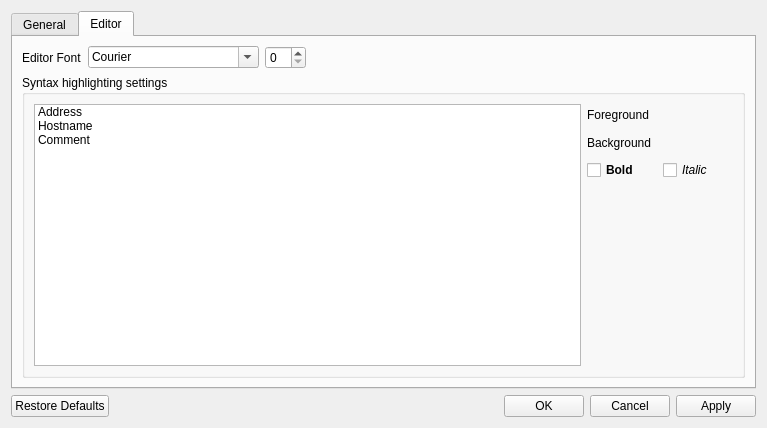
Before: the Qt Designer form src/settingsdialog.ui in alexcrack/qetchosts, drawn with Qt 5.
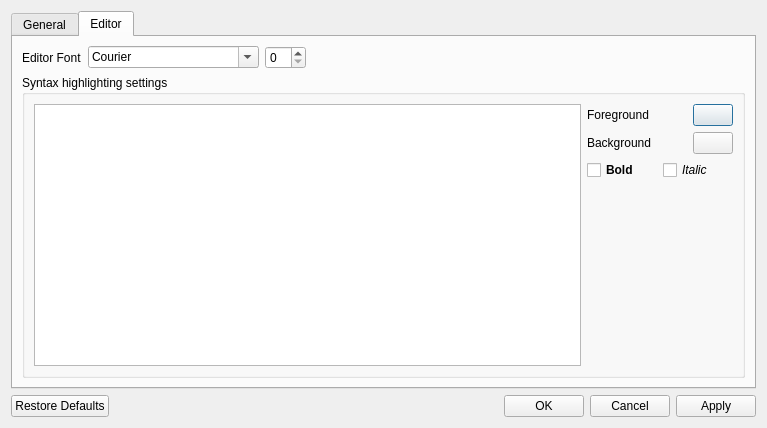
After: the same form once the commit is applied. Custom widgets are drawn as their Qt base class.

What changed in the file:
```diff
--- a/src/settingsdialog.ui
+++ b/src/settingsdialog.ui
@@ -109,23 +109,7 @@
          </property>
          <layout class="QHBoxLayout" name="horizontalLayout_5">
           <item>
-           <widget class="QListWidget" name="listWidget">
-            <item>
-             <property name="text">
-              <string>Address</string>
-             </property>
-            </item>
-            <item>
-             <property name="text">
-              <string>Hostname</string>
-             </property>
-            </item>
-            <item>
-             <property name="text">
-              <string>Comment</string>
-             </property>
-            </item>
-           </widget>
+           <widget class="QListWidget" name="listWidget"/>
           </item>
           <item>
            <layout class="QVBoxLayout" name="verticalLayout_3">
@@ -145,7 +129,7 @@
                </widget>
               </item>
               <item>
-               <widget class="QPushButton" name="pushButton_5">
+               <widget class="ColorButton" name="btnForeground">
                 <property name="text">
                  <string/>
                 </property>
@@ -153,7 +137,7 @@
                  <bool>false</bool>
                 </property>
                 <property name="flat">
-                 <bool>true</bool>
+                 <bool>false</bool>
                 </property>
                </widget>
               </item>
@@ -175,12 +159,12 @@
                </widget>
               </item>
               <item>
-               <widget class="QPushButton" name="pushButton_6">
+               <widget class="ColorButton" name="btnBackground">
                 <property name="text">
                  <string/>
                 </property>
                 <property name="flat">
-                 <bool>true</bool>
+                 <bool>false</bool>
                 </property>
                </widget>
               </item>
@@ -284,6 +268,13 @@
    </item>
   </layout>
  </widget>
+ <customwidgets>
+  <customwidget>
+   <class>ColorButton</class>
+   <extends>QPushButton</extends>
+   <header>settings/colorbutton.h</header>
+  </customwidget>
+ </customwidgets>
  <resources/>
  <connections/>
 </ui>
```
Left out of the diff: 4 changed lines with no effect on the pictures.
